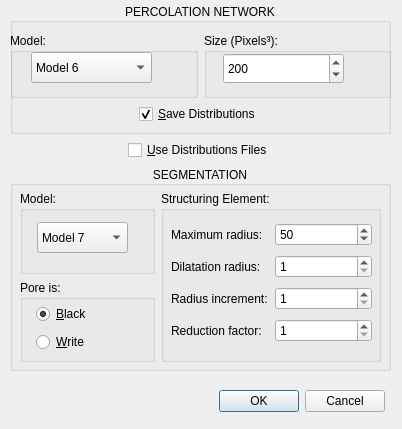
Qt form src/dialogPercolationNetwork.ui (ldsc/lvp) before a commit.
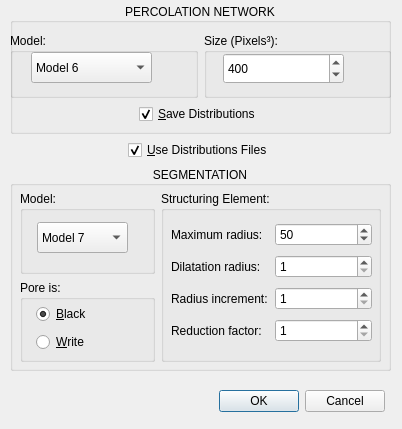
The same form after that commit. Icons and pictures are not drawn.

The edit to the form file:
```diff
--- a/src/dialogPercolationNetwork.ui
+++ b/src/dialogPercolationNetwork.ui
@@ -106,7 +106,7 @@
          <number>10</number>
         </property>
         <property name="value">
-         <number>200</number>
+         <number>400</number>
         </property>
        </widget>
       </widget>
@@ -208,7 +208,7 @@
        <string>&amp;Use Distributions Files</string>
       </property>
       <property name="checked">
-       <bool>false</bool>
+       <bool>true</bool>
       </property>
       <property name="tristate">
        <bool>false</bool>
```
